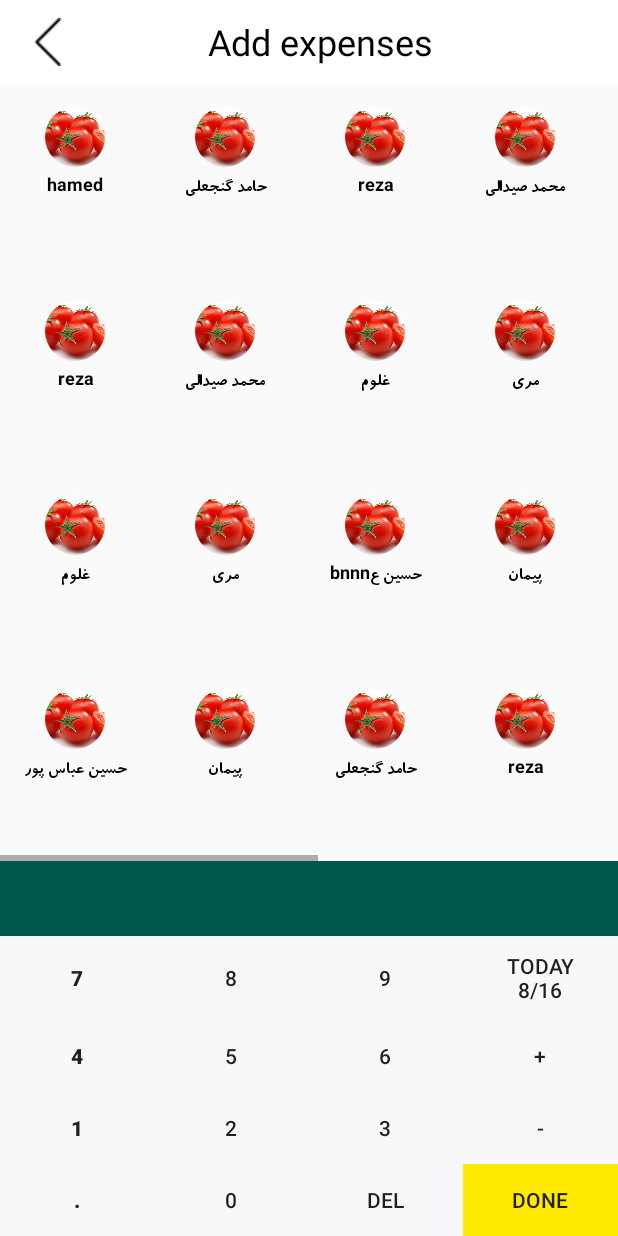
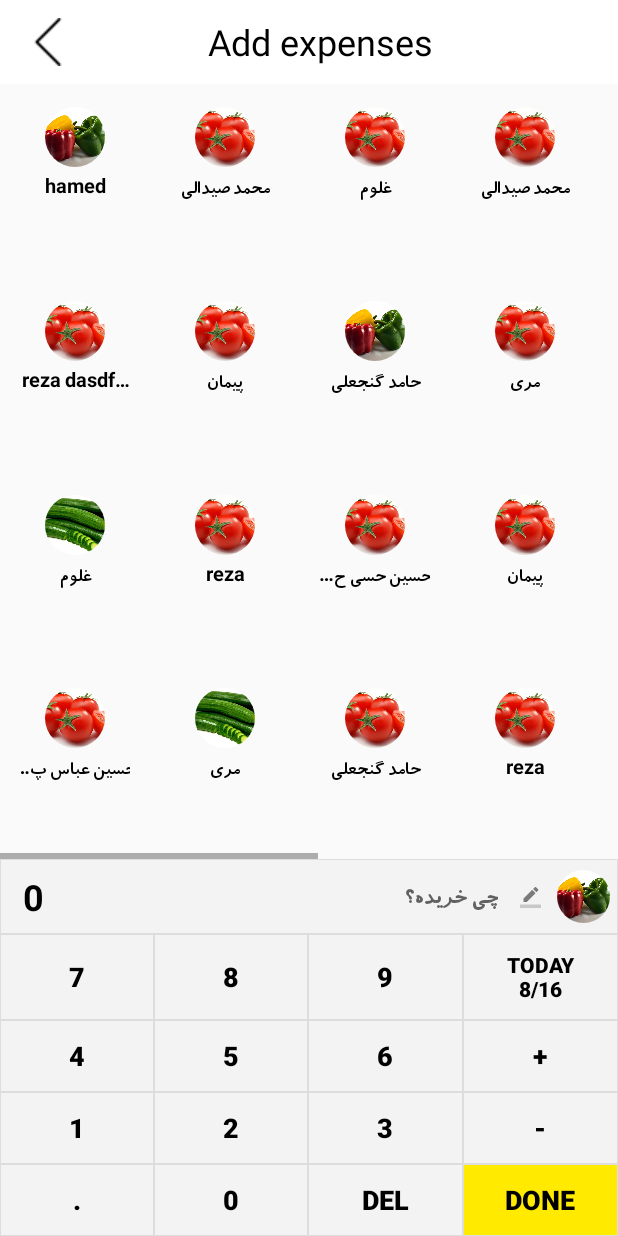
Before and after one commit to Blue-Dragon/PedarKharj, an Android app: the AddExpenseActivity screen opened directly, with no data from a screen before it, on a phone screen of 412 x 824 dp. Run offline under Robolectric (Android 15) with nearby library versions, the light colour scheme and no system bars; our stand-ins replace CircleImageView.

Commit message:
build calculator result field

```diff
--- a/app/src/main/java/com/example/pedarkharj_edit2/pages/AddExpenseActivity.java
+++ b/app/src/main/java/com/example/pedarkharj_edit2/pages/AddExpenseActivity.java
@@ -31,17 +31,17 @@ public class AddExpenseActivity extends AppCompatActivity {
         recyclerView = findViewById(R.id.chooseContact_RecView);
 
         contacts = new ArrayList<Contact>();
-        contacts.add(new Contact(drawableToBitmap(R.drawable.q), "hamed"));
-        contacts.add(new Contact("reza"));
-        contacts.add(new Contact("غلوم"));
+        contacts.add(new Contact(drawableToBitmap(R.drawable.w), "hamed"));
+        contacts.add(new Contact("reza dasdf dadas dasd"));
+        contacts.add(new Contact(drawableToBitmap(R.drawable.r),"غلوم"));
         contacts.add(new Contact("حسین عباس پور"));
-        contacts.add(new Contact("حامد گنجعلی"));
         contacts.add(new Contact("محمد صیدالی"));
-        contacts.add(new Contact("مری"));
         contacts.add(new Contact("پیمان"));
         contacts.add(new Contact("reza"));
+        contacts.add(new Contact(drawableToBitmap(R.drawable.r),"مری"));
         contacts.add(new Contact("غلوم"));
-        contacts.add(new Contact("حسین عbnnnnnnnnnnnnnnnnnnnباس پور"));
+        contacts.add(new Contact(drawableToBitmap(R.drawable.w),"حامد گنجعلی"));
+        contacts.add(new Contact("حسین حسی حشسیح حظسز شسزبح پور"));
         contacts.add(new Contact("حامد گنجعلی"));
         contacts.add(new Contact("محمد صیدالی"));
         contacts.add(new Contact("مری"));
--- /dev/null
+++ b/app/src/main/res/drawable/buttom_selector.xml
@@ -0,0 +1,12 @@
+<?xml version="1.0" encoding="utf-8"?>
+<selector xmlns:android="http://schemas.android.com/apk/res/android">
+
+    <item
+        android:state_pressed="true"
+        android:drawable="@drawable/button_onclick_bkg"/>
+
+    <item
+        android:state_pressed="false"
+        android:drawable="@drawable/button_bkg"/>
+
+</selector>
--- /dev/null
+++ b/app/src/main/res/drawable/button_bkg.xml
@@ -0,0 +1,12 @@
+<?xml version="1.0" encoding="utf-8"?>
+<shape xmlns:android="http://schemas.android.com/apk/res/android" android:shape="rectangle">
+
+    <solid
+        android:color="#F3F3F3"/>
+    <stroke
+        android:width="0.5dp"
+        android:color="#DDDDDD"/>
+    <corners
+        android:radius="0dp"/>
+
+</shape>
--- /dev/null
+++ b/app/src/main/res/drawable/button_done_bkg.xml
@@ -0,0 +1,12 @@
+<?xml version="1.0" encoding="utf-8"?>
+<shape xmlns:android="http://schemas.android.com/apk/res/android" android:shape="rectangle">
+
+    <solid
+        android:color="#FFEA00"/>
+    <stroke
+        android:width="0.5dp"
+        android:color="#DDDDDD"/>
+    <corners
+        android:radius="0dp"/>
+
+</shape>
--- /dev/null
+++ b/app/src/main/res/drawable/button_onclick_bkg.xml
@@ -0,0 +1,12 @@
+<?xml version="1.0" encoding="utf-8"?>
+<shape xmlns:android="http://schemas.android.com/apk/res/android" android:shape="rectangle">
+
+    <solid
+        android:color="#E0E0E0"/>
+    <stroke
+        android:width="0.5dp"
+        android:color="#DDDDDD"/>
+    <corners
+        android:radius="0dp"/>
+
+</shape>
--- /dev/null
+++ b/app/src/main/res/drawable/field_bkg.xml
@@ -0,0 +1,13 @@
+<?xml version="1.0" encoding="utf-8"?>
+<shape xmlns:android="http://schemas.android.com/apk/res/android" android:shape="rectangle">
+
+    <solid
+        android:color="#F3F3F3"/>
+    <stroke
+        android:width="0.43dp"
+        android:color="#DDDDDD"/>
+    <corners
+        android:radius="0dp"/>
+
+
+</shape>
--- /dev/null
+++ b/app/src/main/res/drawable/write.xml
@@ -0,0 +1,6 @@
+<vector android:autoMirrored="true" android:height="24dp"
+    android:tint="#7A7A7A" android:viewportHeight="24.0"
+    android:viewportWidth="24.0" android:width="24dp" xmlns:android="http://schemas.android.com/apk/res/android">
+    <path android:fillColor="#FF000000" android:pathData="M17.75,7L14,3.25l-10,10L4,17h3.75l10,-10zM20.71,4.04c0.39,-0.39 0.39,-1.02 0,-1.41L18.37,0.29c-0.39,-0.39 -1.02,-0.39 -1.41,0L15,2.25 18.75,6l1.96,-1.96z"/>
+    <path android:fillAlpha=".36" android:fillColor="#FF000000" android:pathData="M0,20h24v4H0z"/>
+</vector>
--- a/app/src/main/res/layout/activity_add_expense.xml
+++ b/app/src/main/res/layout/activity_add_expense.xml
@@ -90,8 +90,60 @@
                     android:layout_width="match_parent"
                     android:layout_height="50dp"
                     android:layout_above="@+id/calculator"
-                    android:background="@color/colorPrimaryDark"
+                    android:background="@drawable/field_bkg"
+                    android:gravity="center_vertical"
                     android:visibility="visible">
+
+                    <de.hdodenhof.circleimageview.CircleImageView
+                        android:id="@+id/selected_contact"
+                        android:layout_width="35dp"
+                        android:layout_height="35dp"
+                        android:src="@drawable/w"
+                        android:layout_alignParentRight="true"
+                        android:layout_marginRight="5dp"
+                        android:layout_centerVertical="true"
+                        />
+
+                    <ImageView
+                        android:id="@+id/write_img"
+                        android:layout_width="15dp"
+                        android:layout_height="15dp"
+                        android:layout_toLeftOf="@+id/selected_contact"
+                        android:layout_marginRight="10dp"
+                        android:paddingTop="1dp"
+                        android:layout_centerVertical="true"
+                        app:srcCompat="@drawable/write" />
+
+                    <TextView
+                        android:id="@+id/resltNum_txt"
+                        android:layout_width="wrap_content"
+                        android:layout_height="match_parent"
+                        android:layout_alignParentLeft="true"
+                        android:layout_centerVertical="true"
+                        android:layout_marginLeft="15dp"
+                        android:gravity="center"
+                        android:text="0"
+                        android:textColor="#000"
+                        android:textSize="24sp"
+                        android:textStyle="bold" />
+
+                    <EditText
+                        android:id="@+id/editText"
+                        android:layout_width="wrap_content"
+                        android:layout_height="wrap_content"
+                        style="@style/large_koodak"
+                       android:maxLines="1"
+                        android:ems="500"
+                        android:inputType="textPersonName"
+                        android:layout_toLeftOf= "@+id/write_img"
+                        android:layout_toRightOf="@+id/resltNum_txt"
+                        android:layout_centerVertical="true"
+                        android:layout_marginLeft="25dp"
+                        android:layout_marginRight="10dp"
+                        android:paddingBottom="6dp"
+                        android:hint="چی خریده؟"
+                        android:backgroundTint="#00FFFFFF"/>
+
 
                 </RelativeLayout>
 
@@ -110,8 +162,7 @@
                         <!-- Row 1 -->
                         <Button
                             android:text="7"
-                            style="@style/calcAction"
-                            android:textStyle="bold" />
+                            style="@style/calcAction"/>
                         <Button
                             android:text="8"
                             style="@style/calcAction"/>
@@ -120,6 +171,7 @@
                             style="@style/calcAction" />
                         <Button
                             android:text="Today\n8/16"
+                            android:textSize="14dp"
                             style="@style/calcAction" />
                     </LinearLayout>
 
@@ -128,13 +180,10 @@
                         <!-- Row 2 -->
                         <Button
                             android:text="4"
-                            style="@style/calcAction"
-                            android:textStyle="bold" />
+                            style="@style/calcAction" />
                         <Button
                             android:text="5"
-                            style="@style/calcAction"
-                            app:layout_row="1"
-                            app:layout_column="2"/>
+                            style="@style/calcAction"/>
                         <Button
                             android:text="6"
                             style="@style/calcAction" />
@@ -148,15 +197,11 @@
                         <!-- Row 3 -->
                         <Button
                             android:text="1"
-                            style="@style/calcAction"
-                            android:textStyle="bold" />
+                            style="@style/calcAction" />
                         <Button
                             android:text="2"
                             style="@style/calcAction"/>
                         <Button
-                            android:layout_height="wrap_content"
-                            android:layout_width="0dp"
-                            android:layout_weight="1"
                             android:text="3"
                             style="@style/calcAction" />
                         <Button
@@ -169,8 +214,7 @@
                         <!-- Row 4 -->
                         <Button
                             android:text="."
-                            style="@style/calcAction"
-                            android:textStyle="bold" />
+                            style="@style/calcAction" />
                         <Button
                             android:text="0"
                             style="@style/calcAction"/>
@@ -179,8 +223,7 @@
                             style="@style/calcAction" />
                         <Button
                             android:text="Done"
-                            style="@style/calcAction"
-                            android:background="#FFEA00" />
+                            style="@style/calcDoneBtn" />
                     </LinearLayout>
                 </LinearLayout>
 
--- a/app/src/main/res/layout/sample_contact.xml
+++ b/app/src/main/res/layout/sample_contact.xml
@@ -42,7 +42,9 @@
             android:gravity="center_horizontal"
             android:textColor="#000000"
             android:layout_marginTop="3dp"
-            android:textSize="12sp" />
+            android:textSize="13sp"
+            android:ellipsize="end"
+            />
 
 
 
--- a/app/src/main/res/values/styles.xml
+++ b/app/src/main/res/values/styles.xml
@@ -23,16 +23,56 @@
         <item name="android:layout_height">match_parent</item>
         <item name="android:layout_width">0dp</item>
         <item name="android:layout_weight">1</item>
-        <item name="android:background">#f7f8fa</item>
+        <item name="android:textColor">#000</item>
+        <item name="android:textSize">18sp</item>
+        <item name="android:textStyle">bold</item>
+        <item name="android:background">@drawable/buttom_selector</item>
     </style>
+    <style name="calcDoneBtn">
+        <item name="android:layout_height">match_parent</item>
+        <item name="android:layout_width">0dp</item>
+        <item name="android:layout_weight">1</item>
+        <item name="android:textColor">#000</item>
+        <item name="android:textSize">18sp</item>
+        <item name="android:textStyle">bold</item>
+        <item name="android:background">@drawable/button_done_bkg</item>
+    </style>
+
     <style name="calcHorizLayout">
-        <item name="android:layout_height">match_parent</item>
+        <item name="android:layout_weight">1</item>
+        <item name="android:layout_height">0dp</item>
         <item name="android:layout_width">match_parent</item>
         <item name="orientation">horizontal</item>
     </style>
-    <style name="calcNumber">
-        <item name="android:background">#fafbfd</item>
+
+    <!-- fonts -->
+    <style name="b_XXL_koodak">
+        <item name="android:textColor">#000</item>
+        <item name="android:textSize">24sp</item>
+        <item name="android:fontFamily">@font/b_koodak</item>
+        <item name="android:textStyle">bold</item>
     </style>
+    <style name="b_XL_koodak">
+        <item name="android:textColor">#000</item>
+        <item name="android:textSize">20sp</item>
+        <item name="android:fontFamily">@font/b_koodak</item>
+        <item name="android:textStyle">bold</item>
+    </style>
+    <style name="large_koodak">
+        <item name="android:textColor">#000</item>
+        <item name="android:textSize">16sp</item>
+        <item name="android:fontFamily">@font/b_koodak</item>
+    </style>
+    <style name="medium_koodak">
+        <item name="android:textColor">#000</item>
+        <item name="android:textSize">14sp</item>
+        <item name="android:fontFamily">@font/b_koodak</item>
+    </style>
+    <style name="small_koodak">
+        <item name="android:textColor">#000</item>
+        <item name="android:textSize">12sp</item>
+        <item name="android:fontFamily">@font/b_koodak</item>
+\    </style>
 
 
 </resources>
```
